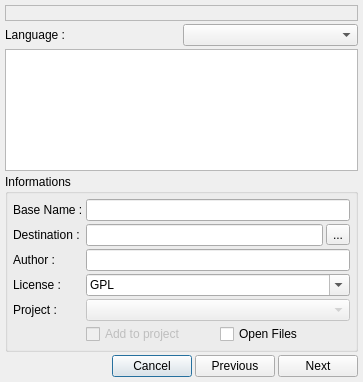
This is v2/branches/dev/monkey/src/templatesmanager/ui/UITemplatesWizard.ui in testmana2/mks as Qt 5 draws it before an edit. The edited form follows.
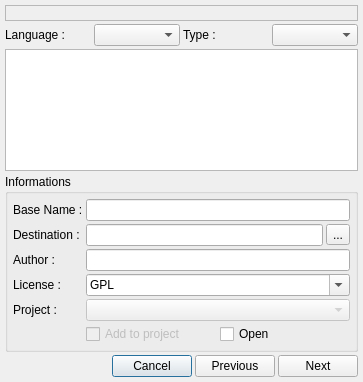
This is the edited form.

Commit message: * new templates wizard/manager fully working avaialble with c++ class / files / projects * General code update and improvements

Patch:
```diff
--- a/v2/branches/dev/monkey/src/templatesmanager/ui/UITemplatesWizard.ui
+++ b/v2/branches/dev/monkey/src/templatesmanager/ui/UITemplatesWizard.ui
@@ -67,6 +67,16 @@
            </property>
           </widget>
          </item>
+         <item>
+          <widget class="QLabel" name="lType" >
+           <property name="text" >
+            <string>Type :</string>
+           </property>
+          </widget>
+         </item>
+         <item>
+          <widget class="QComboBox" name="cbTypes" />
+         </item>
         </layout>
        </item>
        <item>
@@ -103,7 +113,19 @@
           <property name="margin" >
            <number>5</number>
           </property>
-          <property name="spacing" >
+          <property name="topMargin" >
+           <number>5</number>
+          </property>
+          <property name="rightMargin" >
+           <number>5</number>
+          </property>
+          <property name="bottomMargin" >
+           <number>5</number>
+          </property>
+          <property name="horizontalSpacing" >
+           <number>3</number>
+          </property>
+          <property name="verticalSpacing" >
            <number>3</number>
           </property>
           <item row="0" column="0" >
@@ -239,7 +261,7 @@
                <string>If checked the file(s) will be opened at the wizard end</string>
               </property>
               <property name="text" >
-               <string>Open Files</string>
+               <string>Open</string>
               </property>
              </widget>
             </item>
```
Left out of the diff: 102 changed lines with no effect on the pictures. The commit also changes 51 other files.
